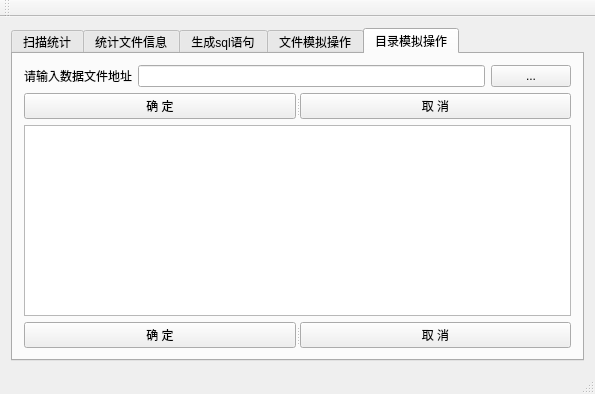
CeS-3/ScanDirWithGUI, file scanGUI/scanGUI.ui: the form before one commit.
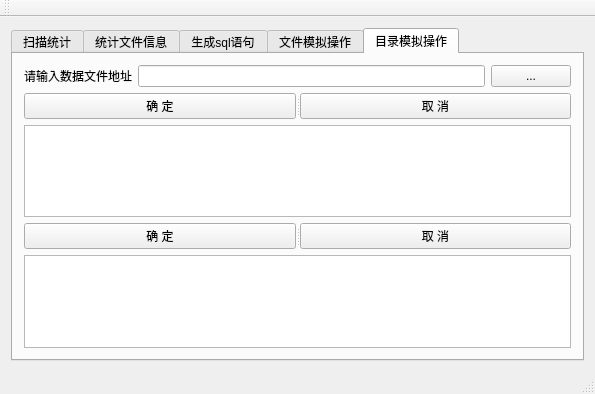
The form after the commit.

Patch:
```diff
--- a/scanGUI/scanGUI.ui
+++ b/scanGUI/scanGUI.ui
@@ -276,6 +276,9 @@
             </widget>
            </widget>
           </item>
+          <item>
+           <widget class="QListWidget" name="differenceOutput2"/>
+          </item>
          </layout>
         </widget>
        </widget>
```
Left out of the diff: 3 changed lines with no effect on the pictures.
